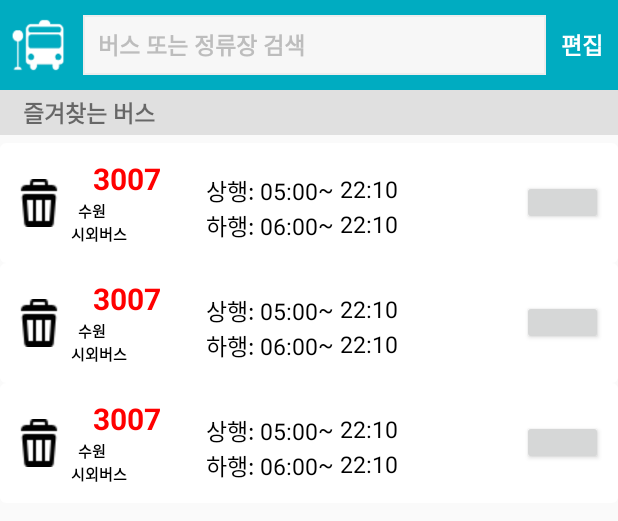
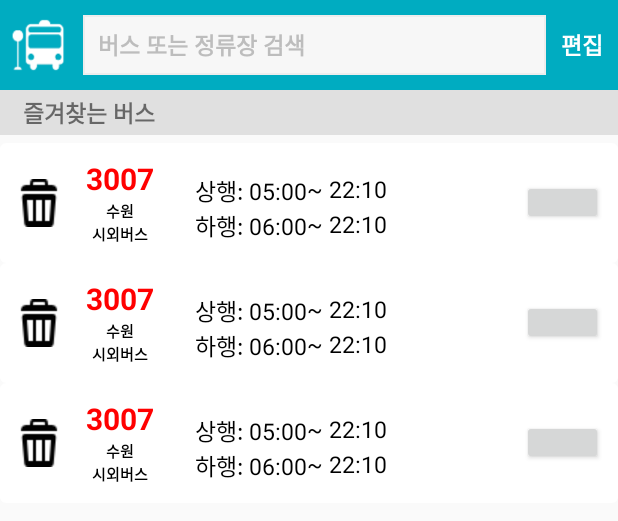
Before and after one commit to AJOU-Connection/StopBus_User, an Android app: the layout activity_favourite.xml on its own in the app's theme, with its tools: preview values and no code run, on a phone screen of 412 x 824 dp. Shown: the top 521 px of the screen. Run offline under Robolectric (Android 15) with nearby library versions, the phone set to English and light mode, and no system bars; plain views replace ToggleButton.

Commit message:
show favourite list

```diff
--- a/app/src/main/java/com/connection/stopbus/stopbus_user/ActivitySearchFav.java
+++ b/app/src/main/java/com/connection/stopbus/stopbus_user/ActivitySearchFav.java
@@ -381,19 +381,19 @@ public class ActivitySearchFav extends Activity{
                                 Log.d("sb", "Integer.toString(RouteList.get(position).routeID :"+ Integer.toString(RouteList.get(position).routeID));
                                 if(id.equals(Integer.toString(RouteList.get(position).routeID))){
                                     Log.d("sb", "delete");
-                                    holder.favourite_btn.setImageResource(R.drawable.ic_star_black_36dp);
                                     flag =1;
                                     break;
                                 }else{
                                     Log.d("sb", "add");
-                                    holder.favourite_btn.setImageResource(R.drawable.ic_star_yellow_36dp);
                                     flag=0;
                                 }
                             }
                             if(flag==0){
+                                holder.favourite_btn.setImageResource(R.drawable.ic_star_yellow_36dp);
                                 favouriteList.add(Integer.toString(RouteList.get(position).routeID));
                                 tinydb.putListString("Favourite",favouriteList );
                             }else if(flag==1){
+                                holder.favourite_btn.setImageResource(R.drawable.ic_star_black_36dp);
                                 favouriteList.remove(Integer.toString(RouteList.get(position).routeID));
                                 tinydb.putListString("Favourite",favouriteList );
                             }
--- a/app/src/main/res/layout/item_fav_bus.xml
+++ b/app/src/main/res/layout/item_fav_bus.xml
@@ -13,45 +13,52 @@
         android:background="@drawable/trash"
         android:layout_marginLeft="10dp"
         android:layout_centerVertical="true"/>
+
+    <RelativeLayout
+        android:id="@+id/bus_info_layout"
+        android:layout_width="wrap_content"
+        android:layout_height="wrap_content"
+        android:layout_marginLeft="15dp"
+        android:layout_toRightOf="@+id/delete_btn">
+
         <TextView
             android:id="@+id/routeNumber"
             android:layout_width="wrap_content"
             android:layout_height="wrap_content"
-        android:layout_toRightOf="@+id/delete_btn"
             android:text="3007"
             android:layout_marginTop="10dp"
-        android:layout_marginLeft="20dp"
             android:textSize="20sp"
             android:textColor="#FF0000"
+            android:layout_centerHorizontal="true"
             android:textStyle="bold"/>
         <TextView
             android:id="@+id/regionName"
             android:layout_width="wrap_content"
             android:layout_height="wrap_content"
-        android:layout_toRightOf="@+id/delete_btn"
             android:layout_below="@+id/routeNumber"
             android:text="수원"
-        android:layout_marginLeft="10dp"
             android:textSize="10sp"
+            android:layout_centerHorizontal="true"
             android:textColor="#000000"
             android:textStyle="bold"/>
         <TextView
             android:id="@+id/routeTypeName"
             android:layout_width="wrap_content"
             android:layout_height="wrap_content"
-        android:layout_toRightOf="@+id/delete_btn"
             android:layout_below="@+id/regionName"
             android:text="시외버스"
-        android:layout_marginLeft="5dp"
             android:textSize="10sp"
+            android:layout_centerHorizontal="true"
             android:textColor="#000000"
             android:textStyle="bold"/>
+
+    </RelativeLayout>
+
     <TextView
         android:id="@+id/upFirstTime"
         android:layout_width="wrap_content"
         android:layout_height="wrap_content"
-        android:layout_toRightOf="@+id/routeNumber"
-        android:layout_marginLeft="30dp"
+        android:layout_marginLeft="130dp"
         android:layout_marginTop="20dp"
         android:text="상행: 05:00"
         android:textSize="15sp"
@@ -70,8 +77,7 @@
         android:layout_width="wrap_content"
         android:layout_height="wrap_content"
         android:layout_below="@+id/upFirstTime"
-        android:layout_toRightOf="@+id/routeNumber"
-        android:layout_marginLeft="30dp"
+        android:layout_marginLeft="130dp"
         android:text="하행: 06:00"
         android:textSize="15sp"
         android:textColor="#000000"/>
```
Also changed, not shown: app/src/main/java/com/connection/stopbus/stopbus_user/ActivityFavourite.java (+36 -22 lines), app/src/main/java/com/connection/stopbus/stopbus_user/ActivityStation.java (+6 -2 lines), app/src/main/java/com/connection/stopbus/stopbus_user/ApiData.java (+19 -0 lines). Lines whose indentation alone changed are shown as unchanged.
